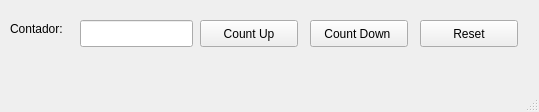
The window that Ej4/contador.ui (trimaxlan98/Practicas_Graficas_Py) describes before a commit, drawn with Qt 5.
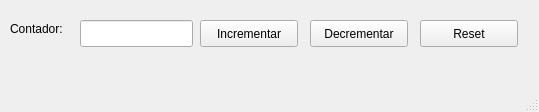
The same window after the commit.

```diff
--- a/Ej4/contador.ui
+++ b/Ej4/contador.ui
@@ -24,7 +24,7 @@
      </rect>
     </property>
     <property name="text">
-     <string>Count Up</string>
+     <string>Incrementar</string>
     </property>
    </widget>
    <widget class="QPushButton" name="btn_menos">
@@ -37,7 +37,7 @@
      </rect>
     </property>
     <property name="text">
-     <string>Count Down </string>
+     <string>Decrementar</string>
     </property>
    </widget>
    <widget class="QPushButton" name="btn_reset">
```
